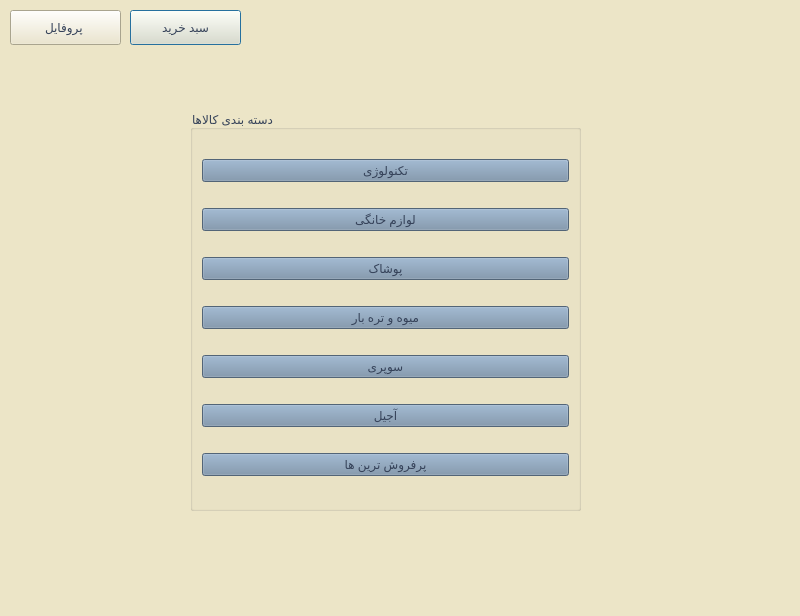
Qt form Project_Ap/groupinggoods.ui (AP-projects-4001/metagoofill) before a commit.
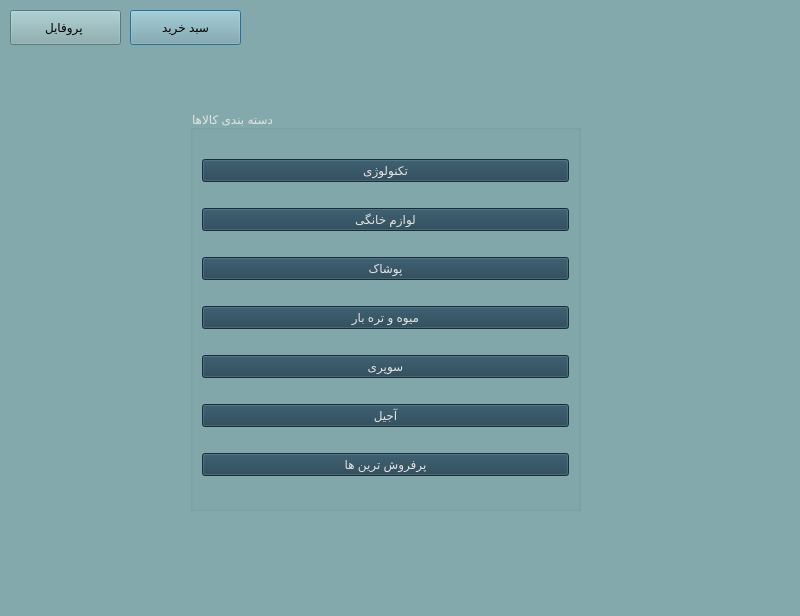
The same form after that commit.

Commit message: changing colors and Completing the program ui

```diff
--- a/Project_Ap/groupinggoods.ui
+++ b/Project_Ap/groupinggoods.ui
@@ -14,8 +14,7 @@
    <string>Dialog</string>
   </property>
   <property name="styleSheet">
-   <string notr="true">background-color: rgb(236, 229, 199);
-</string>
+   <string notr="true">background-color: rgb(132, 169, 172);</string>
   </property>
   <widget class="QPushButton" name="cart">
    <property name="geometry">
@@ -27,9 +26,8 @@
     </rect>
    </property>
    <property name="styleSheet">
-    <string notr="true">font: 10pt &quot;Lalezar&quot;;
-color: rgb(53, 66, 89);
-</string>
+    <string notr="true">
+font: 12pt &quot;Lalezar&quot;;</string>
    </property>
    <property name="text">
     <string>سبد خرید</string>
@@ -45,9 +43,8 @@
     </rect>
    </property>
    <property name="styleSheet">
-    <string notr="true">font: 10pt &quot;Lalezar&quot;;
-color: rgb(53, 66, 89);
-</string>
+    <string notr="true">
+font: 12pt &quot;Lalezar&quot;;</string>
    </property>
    <property name="text">
     <string>پروفایل </string>
@@ -63,9 +60,8 @@
     </rect>
    </property>
    <property name="styleSheet">
-    <string notr="true">font: 14pt &quot;Lalezar&quot;;
-color: rgb(53, 66, 89);
-</string>
+    <string notr="true">color: rgb(228, 227, 227);
+font: 16pt &quot;Lalezar&quot;;</string>
    </property>
    <property name="title">
     <string>دسته بندی کالاها</string>
@@ -74,7 +70,10 @@
     <item>
      <widget class="QPushButton" name="technology">
       <property name="styleSheet">
-       <string notr="true">background-color: rgb(116, 141, 166);</string>
+       <string notr="true">font: 12pt &quot;Lalezar&quot;;
+background-color: rgb(59, 105, 120);
+background-color: rgb(32, 64, 81);
+color: rgb(228, 227, 227);</string>
       </property>
       <property name="text">
        <string>تکنولوژی</string>
@@ -84,7 +83,10 @@
     <item>
      <widget class="QPushButton" name="homeApp">
       <property name="styleSheet">
-       <string notr="true">background-color: rgb(116, 141, 166);</string>
+       <string notr="true">font: 12pt &quot;Lalezar&quot;;
+background-color: rgb(59, 105, 120);
+background-color: rgb(32, 64, 81);
+color: rgb(228, 227, 227);</string>
       </property>
       <property name="text">
        <string>لوازم خانگی</string>
@@ -94,7 +96,10 @@
     <item>
      <widget class="QPushButton" name="clothes">
       <property name="styleSheet">
-       <string notr="true">background-color: rgb(116, 141, 166);</string>
+       <string notr="true">font: 12pt &quot;Lalezar&quot;;
+background-color: rgb(59, 105, 120);
+background-color: rgb(32, 64, 81);
+color: rgb(228, 227, 227);</string>
       </property>
       <property name="text">
        <string>پوشاک</string>
@@ -104,7 +109,10 @@
     <item>
      <widget class="QPushButton" name="fruit">
       <property name="styleSheet">
-       <string notr="true">background-color: rgb(116, 141, 166);</string>
+       <string notr="true">font: 12pt &quot;Lalezar&quot;;
+background-color: rgb(59, 105, 120);
+background-color: rgb(32, 64, 81);
+color: rgb(228, 227, 227);</string>
       </property>
       <property name="text">
        <string>میوه و تره بار</string>
@@ -114,7 +122,10 @@
     <item>
      <widget class="QPushButton" name="supermarket">
       <property name="styleSheet">
-       <string notr="true">background-color: rgb(116, 141, 166);</string>
+       <string notr="true">font: 12pt &quot;Lalezar&quot;;
+background-color: rgb(59, 105, 120);
+background-color: rgb(32, 64, 81);
+color: rgb(228, 227, 227);</string>
       </property>
       <property name="text">
        <string>سوپری</string>
@@ -124,7 +135,10 @@
     <item>
      <widget class="QPushButton" name="nuts">
       <property name="styleSheet">
-       <string notr="true">background-color: rgb(116, 141, 166);</string>
+       <string notr="true">font: 12pt &quot;Lalezar&quot;;
+background-color: rgb(59, 105, 120);
+background-color: rgb(32, 64, 81);
+color: rgb(228, 227, 227);</string>
       </property>
       <property name="text">
        <string>آجیل</string>
@@ -134,7 +148,10 @@
     <item>
      <widget class="QPushButton" name="popular">
       <property name="styleSheet">
-       <string notr="true">background-color: rgb(116, 141, 166);</string>
+       <string notr="true">font: 12pt &quot;Lalezar&quot;;
+background-color: rgb(59, 105, 120);
+background-color: rgb(32, 64, 81);
+color: rgb(228, 227, 227);</string>
       </property>
       <property name="text">
        <string>پرفروش ترین ها</string>
```
The commit also changes 37 other files.
